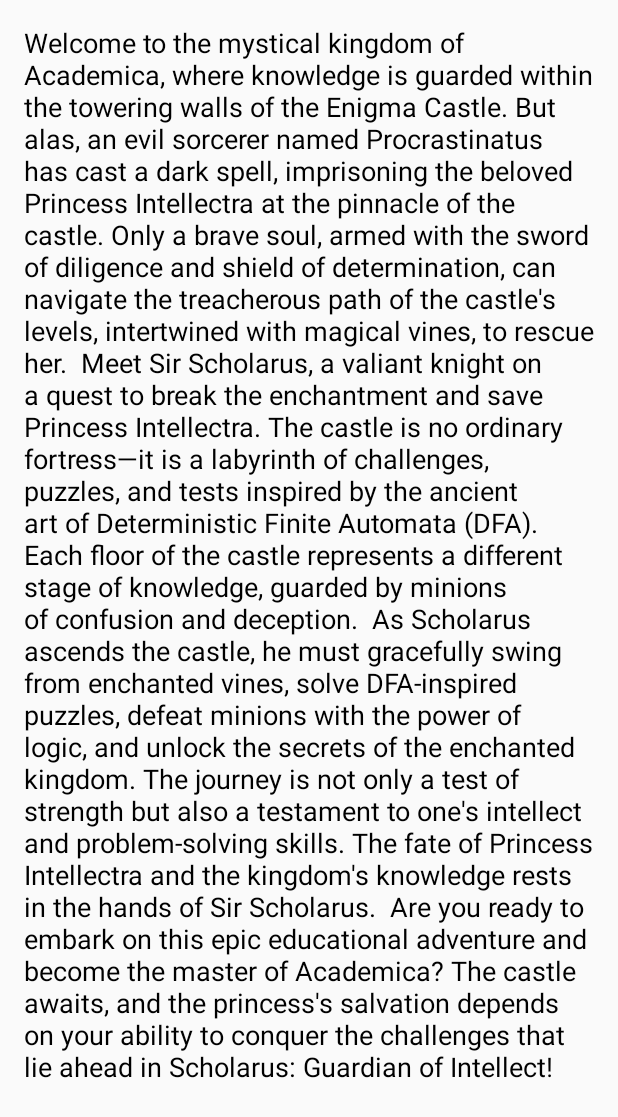
After one commit to Reyes815/StudyGuru, an Android app: the IntroductionActivity screen opened directly, with no data from a screen before it, on a phone screen of 412 x 824 dp. The commit adds this screen. Shown: the top 1117 px of the screen. Run offline under Robolectric (Android 15) with nearby library versions, the phone set to English and light mode, and no system bars.

Commit message:
Added introduction functionality after log in.

```diff
--- a/app/src/main/java/com/example/studyguru/HomePage.java
+++ b/app/src/main/java/com/example/studyguru/HomePage.java
@@ -10,6 +10,8 @@ public class HomePage extends AppCompatActivity {
     protected void onCreate(Bundle savedInstanceState) {
         super.onCreate(savedInstanceState);
         setContentView(R.layout.home_page);
+
+        System.out.println("Running homepage");
     }
 
 
--- /dev/null
+++ b/app/src/main/java/com/example/studyguru/IntroductionActivity.java
@@ -0,0 +1,90 @@
+package com.example.studyguru;
+
+import androidx.appcompat.app.AppCompatActivity;
+
+import android.content.Intent;
+import android.media.MediaPlayer;
+import android.os.Bundle;
+import android.os.Handler;
+import android.view.View;
+import android.widget.TextView;
+import android.widget.Toast;
+
+public class IntroductionActivity extends AppCompatActivity {
+
+    private TextView introductionTextView;
+    private View fullScreenView;
+    private MediaPlayer mediaPlayer;
+
+    @Override
+    protected void onCreate(Bundle savedInstanceState) {
+        super.onCreate(savedInstanceState);
+        setContentView(R.layout.activity_introduction);
+
+        introductionTextView = findViewById(R.id.introductionTextView);
+        mediaPlayer = MediaPlayer.create(this, R.raw.introduction);
+
+        playAudio();
+        new Handler().postDelayed(new Runnable() {
+            @Override
+            public void run() {
+                scrollTextSlowly();
+                enableClickToHomePage();
+            }
+        }, 3000);
+    }
+
+    private void scrollTextSlowly() {
+        final Handler handler = new Handler();
+        final int delayMillis = 50;
+
+        handler.postDelayed(new Runnable() {
+            @Override
+            public void run() {
+                // Scroll the text by adjusting the top padding
+                int paddingTop = introductionTextView.getPaddingTop();
+                paddingTop -= 1; // Adjust this value for the scrolling speed
+                introductionTextView.setPadding(0, paddingTop, 0, 0);
+
+                // Check if the scrolling is complete
+                if (paddingTop + introductionTextView.getHeight() > 0) {
+                    handler.postDelayed(this, delayMillis);
+                }
+            }
+        }, delayMillis);
+    }
+
+    private void enableClickToHomePage() {
+        Toast.makeText(this, "Click anywhere to skip...", Toast.LENGTH_SHORT).show();
+        fullScreenView = findViewById(R.id.fullScreenView);
+        fullScreenView.setOnClickListener(new View.OnClickListener() {
+            @Override
+            public void onClick(View v) {
+                // Launch HomePage when the user clicks anywhere on the screen
+                onDestroy();
+                launchHomePage();
+            }
+        });
+    }
+
+    private void launchHomePage() {
+        Intent homePage = new Intent(this, HomePage.class);
+        this.startActivity(homePage);
+        Toast.makeText(this, "Skipping introduction...", Toast.LENGTH_SHORT).show();
+    };
+
+
+    private void playAudio() {
+        if (mediaPlayer != null) {
+            mediaPlayer.start();
+        }
+    }
+
+    protected void onDestroy() {
+        super.onDestroy();
+        // Release the MediaPlayer resources
+        if (mediaPlayer != null) {
+            mediaPlayer.release();
+        }
+    }
+}
--- a/app/src/main/java/com/example/studyguru/Login_main.java
+++ b/app/src/main/java/com/example/studyguru/Login_main.java
@@ -23,6 +23,7 @@ public class Login_main extends AppCompatActivity {
     protected void onCreate(Bundle savedInstanceState) {
         super.onCreate(savedInstanceState);
         setContentView(R.layout.activity_main);
+        System.out.println("Running login");
 
         View rootView = findViewById(android.R.id.content);
         LoginUI loginUI = new LoginUI(rootView);
--- a/app/src/main/java/com/example/studyguru/Registration.java
+++ b/app/src/main/java/com/example/studyguru/Registration.java
@@ -26,6 +26,7 @@ public class Registration extends AppCompatActivity {
     protected void onCreate(Bundle savedInstanceState) {
         super.onCreate(savedInstanceState);
         setContentView(R.layout.activity_registration);
+        System.out.println("Running registration");
 
         View rootView = findViewById(android.R.id.content);
         RegisterUI registerUI = new RegisterUI(rootView);
--- /dev/null
+++ b/app/src/main/res/layout/activity_introduction.xml
@@ -0,0 +1,30 @@
+<?xml version="1.0" encoding="utf-8"?>
+<RelativeLayout xmlns:android="http://schemas.android.com/apk/res/android"
+    xmlns:app="http://schemas.android.com/apk/res-auto"
+    xmlns:tools="http://schemas.android.com/tools"
+    android:layout_width="match_parent"
+    android:layout_height="match_parent"
+    tools:context=".IntroductionActivity">
+
+    <TextView
+        android:id="@+id/introductionTextView"
+        android:layout_width="wrap_content"
+        android:layout_height="wrap_content"
+        android:textSize="18sp"
+        android:textColor="#000000"
+        android:padding="16dp"
+        android:text="Welcome to the mystical kingdom of Academica, where knowledge is guarded within the towering walls of the Enigma Castle. But alas, an evil sorcerer named Procrastinatus has cast a dark spell, imprisoning the beloved Princess Intellectra at the pinnacle of the castle. Only a brave soul, armed with the sword of diligence and shield of determination, can navigate the treacherous path of the castle's levels, intertwined with magical vines, to rescue her.
+
+Meet Sir Scholarus, a valiant knight on a quest to break the enchantment and save Princess Intellectra. The castle is no ordinary fortress—it is a labyrinth of challenges, puzzles, and tests inspired by the ancient art of Deterministic Finite Automata (DFA). Each floor of the castle represents a different stage of knowledge, guarded by minions of confusion and deception.
+
+As Scholarus ascends the castle, he must gracefully swing from enchanted vines, solve DFA-inspired puzzles, defeat minions with the power of logic, and unlock the secrets of the enchanted kingdom. The journey is not only a test of strength but also a testament to one's intellect and problem-solving skills. The fate of Princess Intellectra and the kingdom's knowledge rests in the hands of Sir Scholarus.
+
+Are you ready to embark on this epic educational adventure and become the master of Academica? The castle awaits, and the princess's salvation depends on your ability to conquer the challenges that lie ahead in Scholarus: Guardian of Intellect!"/>
+
+    <View
+        android:id="@+id/fullScreenView"
+        android:layout_width="match_parent"
+        android:layout_height="match_parent"
+        android:background="@android:color/transparent" />
+
+</RelativeLayout>
```
Also changed, not shown: app/src/main/AndroidManifest.xml (+11 -5 lines), app/src/main/java/com/example/studyguru/LoginControl.java (+9 -4 lines), 1 other file.
